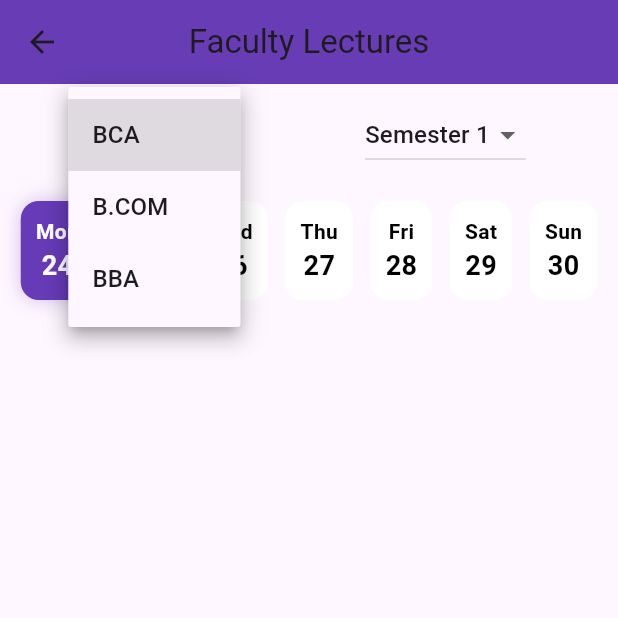
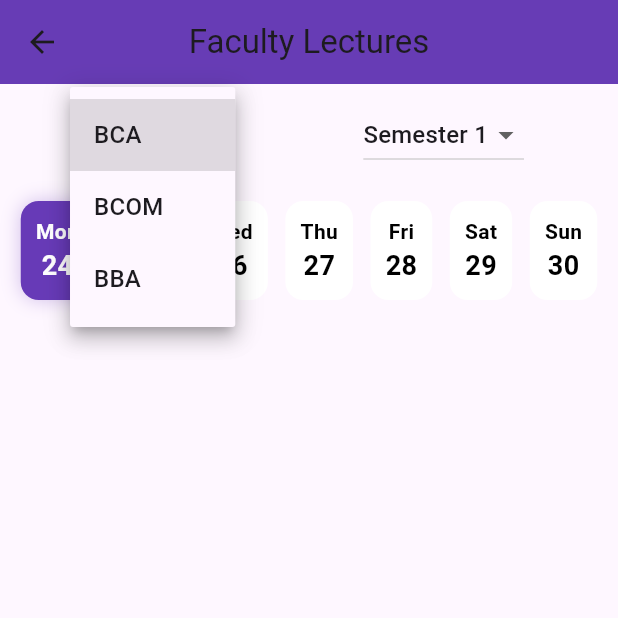
Before and after one commit to RushilBeladiya/Sascma, a Flutter app: the FacultyLectureListScreen screen opened directly, after a tap on "BCA", on a phone screen of 412 x 824 dp, the top half of it. Run offline on Flutter 3.47's test engine with Material 3 defaults, Android fonts, the phone set to English and light mode, and no system bars; our stand-ins replace cloud_firestore, file_picker, firebase_auth, firebase_core, firebase_database, firebase_messaging and 11 more; missing offline and left inert: flutter_pdfview, mailer, razorpay_flutter; accounts and stored records are empty.

Commit message:
BCOM_update

```diff
--- a/lib/controller/main/lecture_controller.dart
+++ b/lib/controller/main/lecture_controller.dart
@@ -33,7 +33,7 @@ class LectureController extends GetxController {
   ];
 
   Map<String, Map<String, List<String>>> streamSemesterSubjects = {
-    "B.COM": {
+    "BCOM": {
       "Semester 1": ["a", "b"],
       "Semester 2": ["c", "d"],
       "Semester 3": ["e", "f"],
@@ -463,7 +463,7 @@ class LectureController extends GetxController {
 //
 //
 //   Map<String, Map<String, List<String>>> streamSemesterSubjects = {
-//     "B.COM": {
+//     "BCOM": {
 //       "Semester 1": ["a", "b"],
 //       "Semester 2": ["c", "d"],
 //       "Semester 3": ["e", "f"],
--- a/lib/screens/auth_screen/student_auth_screen/student_registration_screen.dart
+++ b/lib/screens/auth_screen/student_auth_screen/student_registration_screen.dart
@@ -1,6 +1,7 @@
 import 'package:firebase_auth/firebase_auth.dart';
 import 'package:flutter/material.dart';
 import 'package:flutter_screenutil/flutter_screenutil.dart';
+
 import '../../../../controller/Auth/auth_controller.dart';
 import '../../../../core/utils/colors.dart';
 
@@ -8,7 +9,8 @@ class StudentRegistrationScreen extends StatefulWidget {
   StudentRegistrationScreen({super.key});
 
   @override
-  _StudentRegistrationScreenState createState() => _StudentRegistrationScreenState();
+  _StudentRegistrationScreenState createState() =>
+      _StudentRegistrationScreenState();
 }
 
 class _StudentRegistrationScreenState extends State<StudentRegistrationScreen> {
@@ -27,7 +29,7 @@ class _StudentRegistrationScreenState extends State<StudentRegistrationScreen> {
   String? selectedSemester;
   String? selectedDivision;
 
-  List<String> streams = ['BCA', 'BBA', 'B.COM'];
+  List<String> streams = ['BCA', 'BBA', 'BCOM'];
   List<String> semesters = [
     'Semester 1',
     'Semester 2',
--- a/lib/screens/faculty_screens/attendance_screen/faculty_class_create_screen.dart
+++ b/lib/screens/faculty_screens/attendance_screen/faculty_class_create_screen.dart
@@ -24,7 +24,7 @@ class _CreateClassScreenState extends State<CreateClassScreen> {
   List<Map<String, dynamic>> students = [];
   bool isFetching = false;
 
-  List<String> streams = ['BCA', 'BBA', 'B.COM'];
+  List<String> streams = ['BCA', 'BBA', 'BCOM'];
   List<String> semesters = [
     'Semester 1',
     'Semester 2',
@@ -66,7 +66,7 @@ class _CreateClassScreenState extends State<CreateClassScreen> {
       'Semester 7': ['Project Work', 'Leadership', 'Consulting'],
       'Semester 8': ['Internship', 'Research Project'],
     },
-    'B.COM': {
+    'BCOM': {
       'Semester 1': [
         'Financial Accounting',
         'Business Economics',
--- a/lib/screens/faculty_screens/home/faculty_lectures_view_screen.dart
+++ b/lib/screens/faculty_screens/home/faculty_lectures_view_screen.dart
@@ -21,7 +21,7 @@ class _FacultyLectureListScreenState extends State<FacultyLectureListScreen> {
   final RxString selectedSemester = "Semester 1".obs;
   final Rx<DateTime> selectedDate = DateTime.now().obs;
 
-  final List<String> streams = ["BCA", "B.COM", "BBA"];
+  final List<String> streams = ["BCA", "BCOM", "BBA"];
 
   @override
   void initState() {
```
Lines whose indentation alone changed are shown as unchanged.
